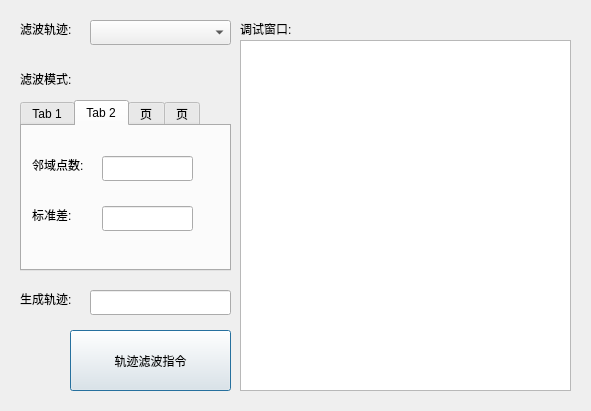
Before: the Qt Designer form keyfilterdlg.ui in qubo188612/qtwelding, drawn with Qt 5.
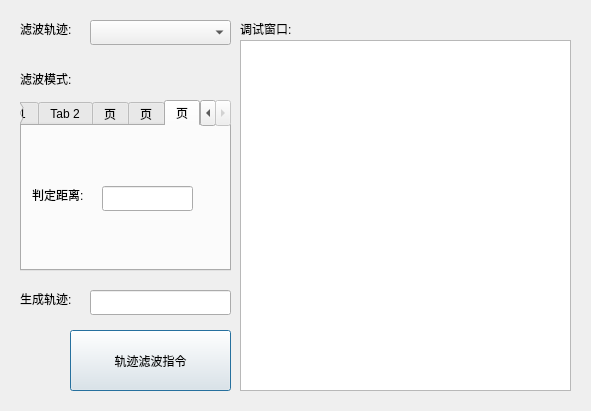
After: the same form once the commit is applied.

```diff
--- a/keyfilterdlg.ui
+++ b/keyfilterdlg.ui
@@ -118,7 +118,7 @@
     </rect>
    </property>
    <property name="currentIndex">
-    <number>1</number>
+    <number>4</number>
    </property>
    <widget class="QWidget" name="tab">
     <attribute name="title">
@@ -324,6 +324,34 @@
      </property>
     </widget>
    </widget>
+   <widget class="QWidget" name="tab_5">
+    <attribute name="title">
+     <string>页</string>
+    </attribute>
+    <widget class="QLabel" name="label_22">
+     <property name="geometry">
+      <rect>
+       <x>10</x>
+       <y>60</y>
+       <width>71</width>
+       <height>17</height>
+      </rect>
+     </property>
+     <property name="text">
+      <string>判定距离:</string>
+     </property>
+    </widget>
+    <widget class="QLineEdit" name="pca_Threshold">
+     <property name="geometry">
+      <rect>
+       <x>80</x>
+       <y>60</y>
+       <width>91</width>
+       <height>25</height>
+      </rect>
+     </property>
+    </widget>
+   </widget>
   </widget>
  </widget>
  <resources/>
```
